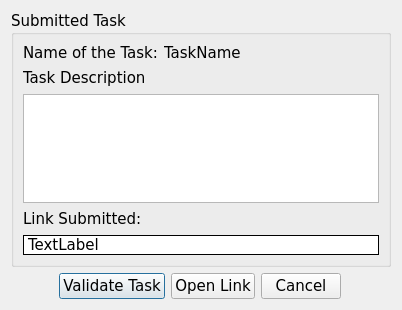
AmielJohnPadasay/ClockWork, file CLOCKWORK_SEMESTER/validate_task.ui: the form before one commit.
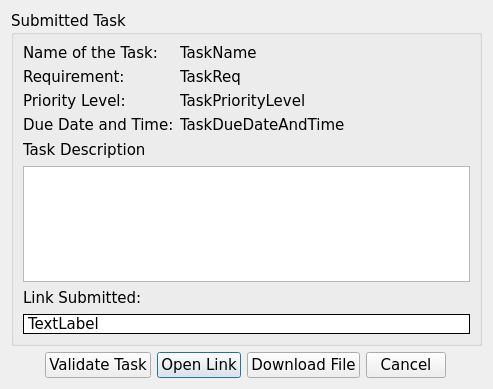
The form after the commit.

```diff
--- a/CLOCKWORK_SEMESTER/validate_task.ui
+++ b/CLOCKWORK_SEMESTER/validate_task.ui
@@ -6,8 +6,8 @@
    <rect>
     <x>0</x>
     <y>0</y>
-    <width>402</width>
-    <height>310</height>
+    <width>493</width>
+    <height>389</height>
    </rect>
   </property>
   <property name="font">
@@ -20,26 +20,6 @@
    <string>Validate Task</string>
   </property>
   <layout class="QGridLayout" name="gridLayout_2">
-   <item row="1" column="1">
-    <widget class="QPushButton" name="validate_task_btn">
-     <property name="text">
-      <string>Validate Task</string>
-     </property>
-    </widget>
-   </item>
-   <item row="1" column="0">
-    <spacer name="horizontalSpacer_2">
-     <property name="orientation">
-      <enum>Qt::Orientation::Horizontal</enum>
-     </property>
-     <property name="sizeHint" stdset="0">
-      <size>
-       <width>62</width>
-       <height>20</height>
-      </size>
-     </property>
-    </spacer>
-   </item>
    <item row="1" column="2">
     <widget class="QPushButton" name="openlink_btn">
      <property name="text">
@@ -47,33 +27,29 @@
      </property>
     </widget>
    </item>
-   <item row="1" column="3">
-    <widget class="QPushButton" name="cancel_btn">
-     <property name="text">
-      <string>Cancel</string>
-     </property>
-    </widget>
-   </item>
-   <item row="1" column="4">
-    <spacer name="horizontalSpacer_3">
-     <property name="orientation">
-      <enum>Qt::Orientation::Horizontal</enum>
-     </property>
-     <property name="sizeHint" stdset="0">
-      <size>
-       <width>63</width>
-       <height>20</height>
-      </size>
-     </property>
-    </spacer>
-   </item>
-   <item row="0" column="0" colspan="5">
+   <item row="0" column="0" colspan="6">
     <widget class="QGroupBox" name="submitted_task_box">
      <property name="title">
       <string>Submitted Task</string>
      </property>
      <layout class="QGridLayout" name="gridLayout">
-      <item row="2" column="0" colspan="3">
+      <item row="7" column="0" colspan="2">
+       <widget class="QLabel" name="link_submitted_input">
+        <property name="autoFillBackground">
+         <bool>false</bool>
+        </property>
+        <property name="styleSheet">
+         <string notr="true">background-color: rgb(255, 255, 255);</string>
+        </property>
+        <property name="frameShape">
+         <enum>QFrame::Shape::Box</enum>
+        </property>
+        <property name="text">
+         <string>TextLabel</string>
+        </property>
+       </widget>
+      </item>
+      <item row="5" column="0" colspan="2">
        <widget class="QTextBrowser" name="des_task_view">
         <property name="minimumSize">
          <size>
@@ -83,7 +59,7 @@
         </property>
        </widget>
       </item>
-      <item row="1" column="2">
+      <item row="4" column="1">
        <spacer name="horizontalSpacer_4">
         <property name="orientation">
          <enum>Qt::Orientation::Horizontal</enum>
@@ -96,10 +72,17 @@
         </property>
        </spacer>
       </item>
-      <item row="0" column="1" colspan="2">
-       <widget class="QLabel" name="taskname_label">
+      <item row="1" column="0">
+       <widget class="QLabel" name="req_task_label">
         <property name="text">
-         <string>TaskName</string>
+         <string>Requirement:</string>
+        </property>
+       </widget>
+      </item>
+      <item row="4" column="0">
+       <widget class="QLabel" name="task_description_label">
+        <property name="text">
+         <string>Task Description</string>
         </property>
        </widget>
       </item>
@@ -110,14 +93,35 @@
         </property>
        </widget>
       </item>
-      <item row="3" column="0">
+      <item row="6" column="0">
        <widget class="QLabel" name="link_submitted_label">
         <property name="text">
          <string>Link Submitted:</string>
         </property>
        </widget>
       </item>
-      <item row="3" column="1" colspan="2">
+      <item row="2" column="1">
+       <widget class="QLabel" name="prioritylevel_label_input">
+        <property name="text">
+         <string>TaskPriorityLevel</string>
+        </property>
+       </widget>
+      </item>
+      <item row="1" column="1">
+       <widget class="QLabel" name="req_task_label_input">
+        <property name="text">
+         <string>TaskReq</string>
+        </property>
+       </widget>
+      </item>
+      <item row="2" column="0">
+       <widget class="QLabel" name="prioritylevel_label">
+        <property name="text">
+         <string>Priority Level:</string>
+        </property>
+       </widget>
+      </item>
+      <item row="6" column="1">
        <spacer name="horizontalSpacer">
         <property name="orientation">
          <enum>Qt::Orientation::Horizontal</enum>
@@ -130,32 +134,77 @@
         </property>
        </spacer>
       </item>
-      <item row="1" column="0" colspan="2">
-       <widget class="QLabel" name="task_description_label">
+      <item row="0" column="1">
+       <widget class="QLabel" name="taskname_label">
         <property name="text">
-         <string>Task Description</string>
+         <string>TaskName</string>
         </property>
        </widget>
       </item>
-      <item row="4" column="0" colspan="3">
-       <widget class="QLabel" name="link_submitted_input">
-        <property name="autoFillBackground">
-         <bool>false</bool>
+      <item row="3" column="0">
+       <widget class="QLabel" name="duedate_label">
+        <property name="text">
+         <string>Due Date and Time:</string>
         </property>
-        <property name="styleSheet">
-         <string notr="true">background-color: rgb(255, 255, 255);</string>
-        </property>
-        <property name="frameShape">
-         <enum>QFrame::Shape::Box</enum>
-        </property>
+       </widget>
+      </item>
+      <item row="3" column="1">
+       <widget class="QLabel" name="duedate_label_input">
         <property name="text">
-         <string>TextLabel</string>
+         <string>TaskDueDateAndTime</string>
         </property>
        </widget>
       </item>
      </layout>
     </widget>
    </item>
+   <item row="1" column="4">
+    <widget class="QPushButton" name="cancel_btn">
+     <property name="text">
+      <string>Cancel</string>
+     </property>
+    </widget>
+   </item>
+   <item row="1" column="0">
+    <spacer name="horizontalSpacer_2">
+     <property name="orientation">
+      <enum>Qt::Orientation::Horizontal</enum>
+     </property>
+     <property name="sizeHint" stdset="0">
+      <size>
+       <width>62</width>
+       <height>20</height>
+      </size>
+     </property>
+    </spacer>
+   </item>
+   <item row="1" column="5">
+    <spacer name="horizontalSpacer_3">
+     <property name="orientation">
+      <enum>Qt::Orientation::Horizontal</enum>
+     </property>
+     <property name="sizeHint" stdset="0">
+      <size>
+       <width>63</width>
+       <height>20</height>
+      </size>
+     </property>
+    </spacer>
+   </item>
+   <item row="1" column="1">
+    <widget class="QPushButton" name="validate_task_btn">
+     <property name="text">
+      <string>Validate Task</string>
+     </property>
+    </widget>
+   </item>
+   <item row="1" column="3">
+    <widget class="QPushButton" name="download_file_btn">
+     <property name="text">
+      <string>Download File</string>
+     </property>
+    </widget>
+   </item>
   </layout>
  </widget>
  <resources/>
```
